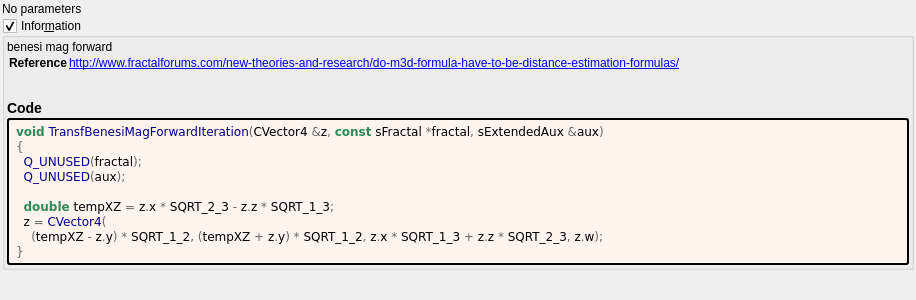
This is mandelbulber2/formula/ui/transf_benesi_mag_forward.ui in buddhi1980/mandelbulber2 as Qt 5 draws it before an edit. The edited form follows.
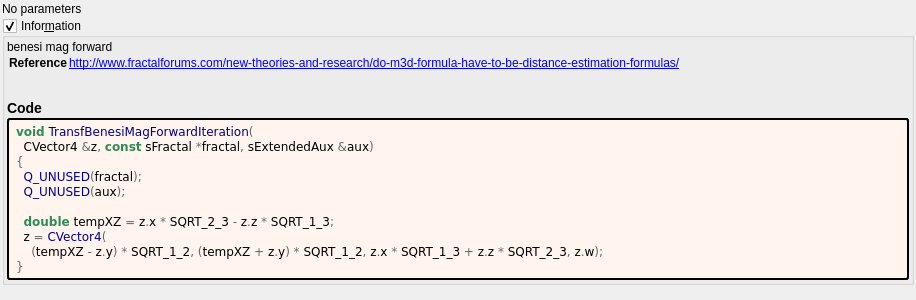
This is the edited form. Custom widgets are drawn as their Qt base class.

Patch:
```diff
--- a/mandelbulber2/formula/ui/transf_benesi_mag_forward.ui
+++ b/mandelbulber2/formula/ui/transf_benesi_mag_forward.ui
@@ -93,7 +93,8 @@
         </property>
         <property name="text">
          <string notr="true">&lt;body style=&quot;background-color:#fff5ee&quot;&gt;
-&lt;pre style=&quot;color:#000000; background-color:#fff5ee;  font-family:'Courier New',monospace;&quot;&gt;&lt;span style=&quot;color:#2e8b57; font-weight:bold&quot;&gt;void&lt;/span&gt; &lt;span style=&quot;color:#00008f&quot;&gt;TransfBenesiMagForwardIteration&lt;/span&gt;&lt;span style=&quot;color:#676767&quot;&gt;(&lt;/span&gt;CVector4 &lt;span style=&quot;color:#676767&quot;&gt;&amp;amp;&lt;/span&gt;z&lt;span style=&quot;color:#676767&quot;&gt;,&lt;/span&gt; &lt;span style=&quot;color:#2e8b57; font-weight:bold&quot;&gt;const&lt;/span&gt; sFractal &lt;span style=&quot;color:#676767&quot;&gt;*&lt;/span&gt;fractal&lt;span style=&quot;color:#676767&quot;&gt;,&lt;/span&gt; sExtendedAux &lt;span style=&quot;color:#676767&quot;&gt;&amp;amp;&lt;/span&gt;aux&lt;span style=&quot;color:#676767&quot;&gt;)&lt;/span&gt;
+&lt;pre style=&quot;color:#000000; background-color:#fff5ee;  font-family:'Courier New',monospace;&quot;&gt;&lt;span style=&quot;color:#2e8b57; font-weight:bold&quot;&gt;void&lt;/span&gt; &lt;span style=&quot;color:#00008f&quot;&gt;TransfBenesiMagForwardIteration&lt;/span&gt;&lt;span style=&quot;color:#676767&quot;&gt;(&lt;/span&gt;
+  CVector4 &lt;span style=&quot;color:#676767&quot;&gt;&amp;amp;&lt;/span&gt;z&lt;span style=&quot;color:#676767&quot;&gt;,&lt;/span&gt; &lt;span style=&quot;color:#2e8b57; font-weight:bold&quot;&gt;const&lt;/span&gt; sFractal &lt;span style=&quot;color:#676767&quot;&gt;*&lt;/span&gt;fractal&lt;span style=&quot;color:#676767&quot;&gt;,&lt;/span&gt; sExtendedAux &lt;span style=&quot;color:#676767&quot;&gt;&amp;amp;&lt;/span&gt;aux&lt;span style=&quot;color:#676767&quot;&gt;)&lt;/span&gt;
 &lt;span style=&quot;color:#676767&quot;&gt;{&lt;/span&gt;
   &lt;span style=&quot;color:#00008f&quot;&gt;Q_UNUSED&lt;/span&gt;&lt;span style=&quot;color:#676767&quot;&gt;(&lt;/span&gt;fractal&lt;span style=&quot;color:#676767&quot;&gt;);&lt;/span&gt;
   &lt;span style=&quot;color:#00008f&quot;&gt;Q_UNUSED&lt;/span&gt;&lt;span style=&quot;color:#676767&quot;&gt;(&lt;/span&gt;aux&lt;span style=&quot;color:#676767&quot;&gt;);&lt;/span&gt;
```
